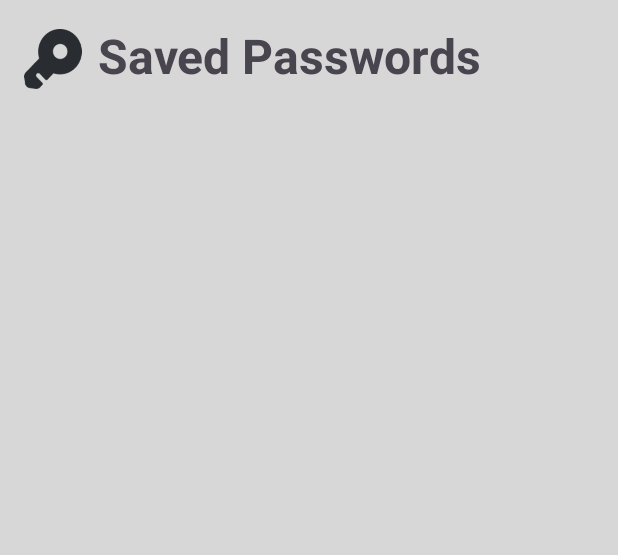
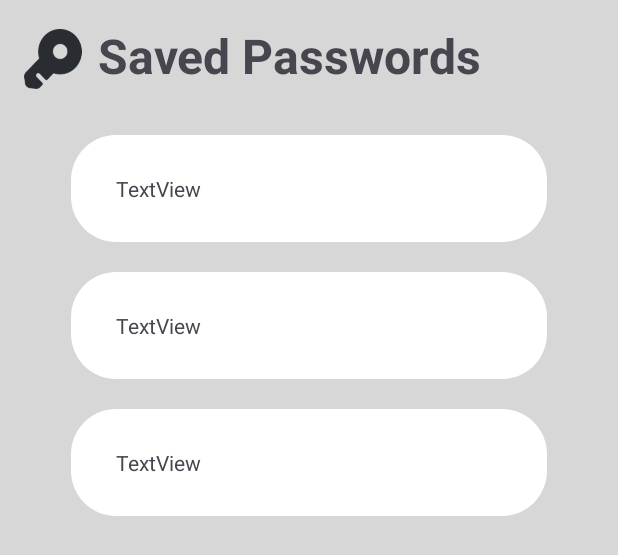
Before and after one commit to RiteshBorse/passwords-android, an Android app: the layout activity_savepassword1.xml on its own in the app's theme, with its tools: preview values and no code run, on a phone screen of 412 x 824 dp. Shown: the top 555 px of the screen. Run offline under Robolectric (Android 15) with nearby library versions, the phone set to English and light mode, and no system bars.

Commit message:
card_view.xml created

```diff
--- a/app/src/main/java/com/example/passwords/DB_Passwords/MyDatabaseHelper.kt
+++ b/app/src/main/java/com/example/passwords/DB_Passwords/MyDatabaseHelper.kt
@@ -75,4 +75,5 @@ class MyDatabaseHelper(context: Context) : SQLiteOpenHelper(context,DATABASE_NAM
         db.close()
     }
 
+
 }
--- a/app/src/main/java/com/example/passwords/save_password1.kt
+++ b/app/src/main/java/com/example/passwords/save_password1.kt
@@ -7,5 +7,6 @@ class save_password1 : AppCompatActivity() {
     override fun onCreate(savedInstanceState: Bundle?) {
         super.onCreate(savedInstanceState)
         setContentView(R.layout.activity_savepassword1)
+
     }
 }
--- a/app/src/main/res/layout/activity_savepassword1.xml
+++ b/app/src/main/res/layout/activity_savepassword1.xml
@@ -25,8 +25,13 @@
         android:textStyle="bold"/>
 
     <androidx.recyclerview.widget.RecyclerView
+        android:id="@+id/recyclerView"
         android:layout_width="match_parent"
         android:layout_height="match_parent"
-        android:layout_marginTop="80dp" />
+        android:layout_alignParentStart="true"
+        android:layout_alignParentBottom="true"
+        android:layout_marginTop="80dp"
+        android:layout_marginBottom="-2dp"
+        tools:listitem="@layout/card_view" />
 
 </RelativeLayout>
--- /dev/null
+++ b/app/src/main/res/layout/card_view.xml
@@ -0,0 +1,19 @@
+<?xml version="1.0" encoding="utf-8"?>
+<androidx.constraintlayout.widget.ConstraintLayout xmlns:android="http://schemas.android.com/apk/res/android"
+    xmlns:app="http://schemas.android.com/apk/res-auto"
+    android:layout_width="match_parent"
+    android:layout_height="wrap_content"
+    android:layout_margin="10dp">
+
+    <TextView
+        android:id="@+id/textView"
+        android:layout_width="wrap_content"
+        android:layout_height="wrap_content"
+        android:background="@drawable/text_background"
+        android:gravity="center_vertical"
+        android:text="TextView"
+        android:paddingLeft="30dp"
+        app:layout_constraintEnd_toEndOf="parent"
+        app:layout_constraintHorizontal_bias="0.5"
+        app:layout_constraintStart_toStartOf="parent" />
+</androidx.constraintlayout.widget.ConstraintLayout>
```
